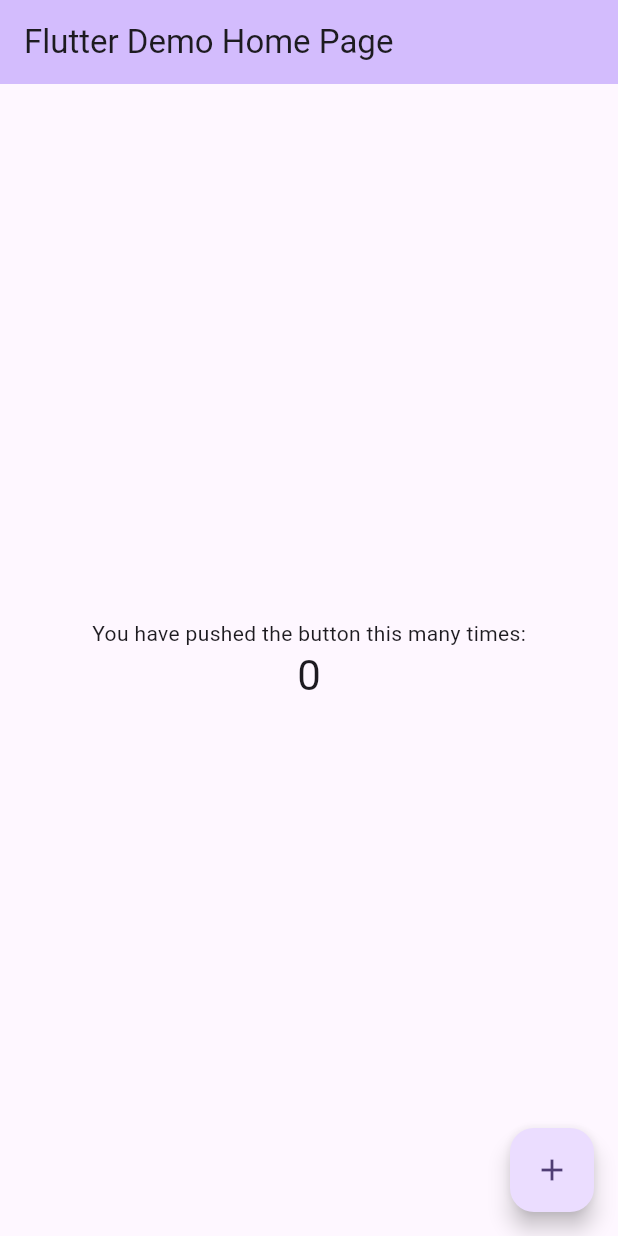
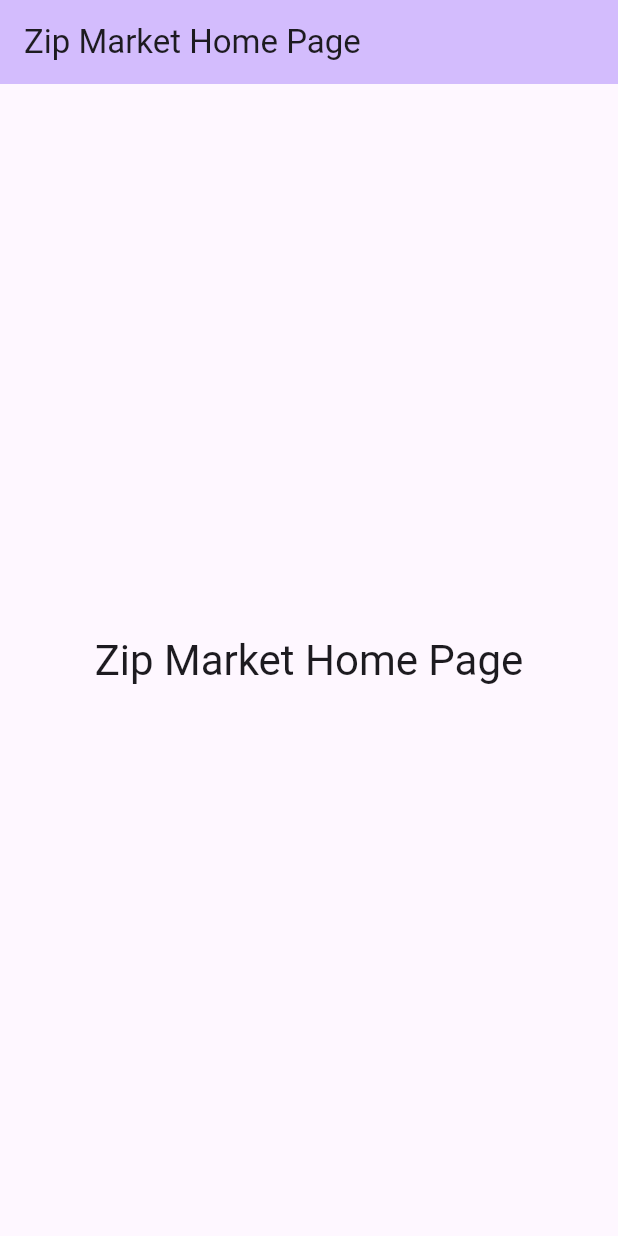
Before and after one commit to sackoba11/zip-market, a Flutter app: the screen it shows after launch, on a phone screen of 412 x 824 dp. Run offline on Flutter 3.47's test engine with Material 3 defaults, Android fonts, the phone set to English and light mode, and no system bars.

Commit message:
cleanup main.dart

```diff
--- a/lib/main.dart
+++ b/lib/main.dart
@@ -10,11 +10,11 @@ class MyApp extends StatelessWidget {
   @override
   Widget build(BuildContext context) {
     return MaterialApp(
-      title: 'Flutter Demo',
+      title: 'Zip Market',
       theme: ThemeData(
         colorScheme: ColorScheme.fromSeed(seedColor: Colors.deepPurple),
       ),
-      home: const MyHomePage(title: 'Flutter Demo Home Page'),
+      home: const MyHomePage(title: 'Zip Market Home Page'),
     );
   }
 }
@@ -29,14 +29,6 @@ class MyHomePage extends StatefulWidget {
 }
 
 class _MyHomePageState extends State<MyHomePage> {
-  int _counter = 0;
-
-  void _incrementCounter() {
-    setState(() {
-      _counter++;
-    });
-  }
-
   @override
   Widget build(BuildContext context) {
     return Scaffold(
@@ -49,19 +41,13 @@ class _MyHomePageState extends State<MyHomePage> {
         child: Column(
           mainAxisAlignment: MainAxisAlignment.center,
           children: <Widget>[
-            const Text('You have pushed the button this many times:'),
             Text(
-              '$_counter',
+              widget.title,
               style: Theme.of(context).textTheme.headlineMedium,
             ),
           ],
         ),
       ),
-      floatingActionButton: FloatingActionButton(
-        onPressed: _incrementCounter,
-        tooltip: 'Increment',
-        child: const Icon(Icons.add),
-      ),
     );
   }
 }
```
